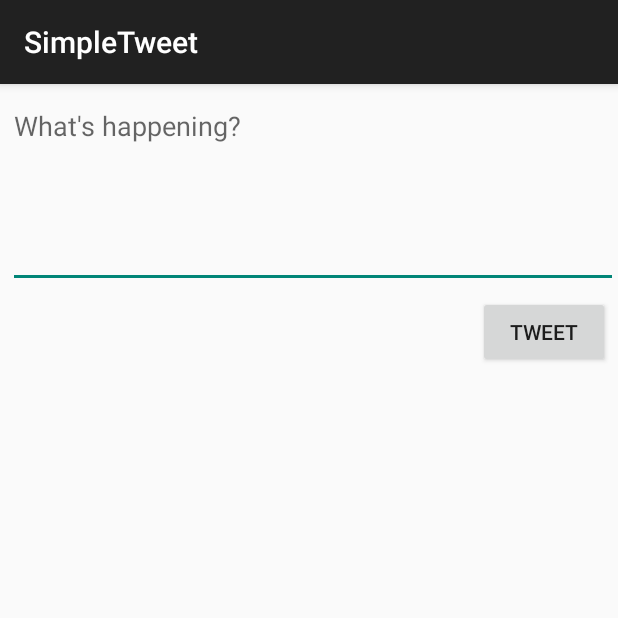
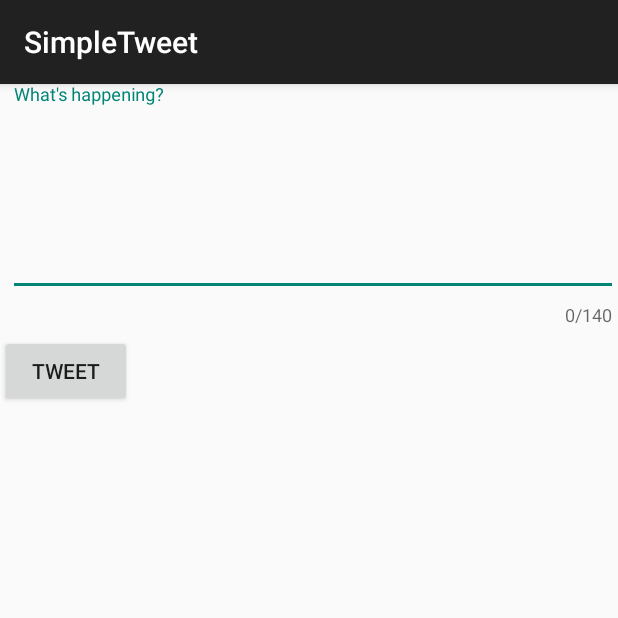
Before and after one commit to SJKABORE/SimpleTweet, an Android app: the TimelineActivity screen opened directly, with no data from a screen before it, after a tap on "Compose", on a phone screen of 412 x 824 dp, the top half of it. Run offline under Robolectric (Android 15) with nearby library versions, the phone set to English and light mode, and no system bars; our stand-ins replace Room's generated code; libraries missing offline, so code that uses them is left out: com.codepath.asynchttpclient, com.facebook.stetho, org.parceler; pictures from the network do not load; 2 statements that could not run were skipped.

Commit message:
Added tweet functionality, user taken back to home timeline functionality, tweet is inserted in home timeline functionality, and counter functionality

```diff
--- a/app/build.gradle
+++ b/app/build.gradle
@@ -58,4 +58,7 @@ dependencies {
     implementation "androidx.vectordrawable:vectordrawable-animated:1.0.0" // AnimatedVectorDrawableCompat
 
     implementation 'com.google.android.material:material:1.0.0'
+
+    implementation 'org.parceler:parceler-api:1.1.12'
+    annotationProcessor 'org.parceler:parceler:1.1.12'
 }
--- a/app/src/main/java/com/codepath/apps/restclienttemplate/ComposeActivity.java
+++ b/app/src/main/java/com/codepath/apps/restclienttemplate/ComposeActivity.java
@@ -2,23 +2,38 @@ package com.codepath.apps.restclienttemplate;
 
 import androidx.appcompat.app.AppCompatActivity;
 
+import android.content.Intent;
 import android.os.Bundle;
+import android.util.Log;
 import android.view.View;
 import android.widget.Button;
 import android.widget.EditText;
 import android.widget.Toast;
 
+import com.codepath.apps.restclienttemplate.models.Tweet;
+import com.codepath.asynchttpclient.callback.JsonHttpResponseHandler;
+
+import org.json.JSONException;
+import org.parceler.Parcels;
+
+import okhttp3.Headers;
+
 public class ComposeActivity extends AppCompatActivity {
 
+    public static final String TAG = "ComposeActivity";
     public static final int MAX_TWEET_LENGTH = 140;
 
     EditText etCompose;
     Button btnTweet;
 
+    TwitterClient client;
+
     @Override
     protected void onCreate(Bundle savedInstanceState) {
         super.onCreate(savedInstanceState);
         setContentView(R.layout.activity_compose);
+
+        client = TwitterApp.getRestClient(this);
 
         etCompose = findViewById(R.id.etCompose);
         btnTweet = findViewById(R.id.btnTweet);
@@ -39,6 +54,30 @@ public class ComposeActivity extends AppCompatActivity {
                 }
                 Toast.makeText(ComposeActivity.this, tweetContent, Toast.LENGTH_LONG).show();
                 // Make an API call to Twitter to publish the tweet
+                client.publishTweet(tweetContent, new JsonHttpResponseHandler() {
+                    @Override
+                    public void onSuccess(int statusCode, Headers headers, JSON json) {
+                        Log.i(TAG, "onSuccess to publish tweet");
+                        try {
+                            Tweet tweet = Tweet.fromJson(json.jsonObject);
+                            Log.i(TAG, "Published tweet says: " + tweet.body);
+                            Intent intent = new Intent();
+                            intent.putExtra("tweet", Parcels.wrap(tweet));
+                            // set result code and bundle data for response
+                            setResult(RESULT_OK, intent);
+                            // closes the activity, pass data to parent
+                            finish();
+                        } catch (JSONException e) {
+                            Log.e(TAG, "There was an error: " + e);
+                            //e.printStackTrace();
+                        }
+                    }
+
+                    @Override
+                    public void onFailure(int statusCode, Headers headers, String response, Throwable throwable) {
+                        Log.e(TAG, "onFailure to publish tweet", throwable);
+                    }
+                });
             }
         });
     }
--- a/app/src/main/java/com/codepath/apps/restclienttemplate/TimelineActivity.java
+++ b/app/src/main/java/com/codepath/apps/restclienttemplate/TimelineActivity.java
@@ -1,5 +1,6 @@
 package com.codepath.apps.restclienttemplate;
 
+import androidx.annotation.Nullable;
 import androidx.appcompat.app.AppCompatActivity;
 import androidx.recyclerview.widget.LinearLayoutManager;
 import androidx.recyclerview.widget.RecyclerView;
@@ -18,6 +19,7 @@ import com.codepath.asynchttpclient.callback.JsonHttpResponseHandler;
 
 import org.json.JSONArray;
 import org.json.JSONException;
+import org.parceler.Parcels;
 
 import java.util.ArrayList;
 import java.util.List;
@@ -27,6 +29,7 @@ import okhttp3.Headers;
 public class TimelineActivity extends AppCompatActivity {
 
     public static final String TAG = "TimelineActivity";
+    private final int REQUEST_CODE = 20;
 
     TwitterClient client;
     RecyclerView rvTweets;
@@ -118,10 +121,25 @@ public class TimelineActivity extends AppCompatActivity {
             //Toast.makeText(this, "Compose!", Toast.LENGTH_SHORT).show();
             // Navigate to the compose activity
             Intent intent = new Intent(this, ComposeActivity.class);
-            startActivity(intent);
+            startActivityForResult(intent, REQUEST_CODE);
             return true;
         }
         return super.onOptionsItemSelected(item);
+    }
+
+    @Override
+    protected void onActivityResult(int requestCode, int resultCode, @Nullable Intent data) {
+        if (requestCode == REQUEST_CODE && resultCode == RESULT_OK){
+            // Get data from the intent (tweet)
+            Tweet tweet = Parcels.unwrap(data.getParcelableExtra("tweet"));
+            // Update the RV with the tweet
+            // Modify data source of tweets
+            tweets.add(0, tweet);
+            // Update the adapter
+            adapter.notifyItemInserted(0);
+            rvTweets.smoothScrollToPosition(0);
+        }
+        super.onActivityResult(requestCode, resultCode, data);
     }
 
     private void populateHomeTimeline() {
--- a/app/src/main/java/com/codepath/apps/restclienttemplate/models/Tweet.java
+++ b/app/src/main/java/com/codepath/apps/restclienttemplate/models/Tweet.java
@@ -5,16 +5,21 @@ import com.codepath.apps.restclienttemplate.TimeFormatter;
 import org.json.JSONArray;
 import org.json.JSONException;
 import org.json.JSONObject;
+import org.parceler.Parcel;
 
 import java.util.ArrayList;
 import java.util.List;
 
+@Parcel
 public class Tweet {
 
     public String body;
     public String createdAt;
     public long id;
     public User user;
+
+    // empty constructor needed by the Parceler library
+    public Tweet() {}
 
     public static Tweet fromJson(JSONObject jsonObject) throws JSONException {
         Tweet tweet = new Tweet();
--- a/app/src/main/java/com/codepath/apps/restclienttemplate/models/User.java
+++ b/app/src/main/java/com/codepath/apps/restclienttemplate/models/User.java
@@ -2,12 +2,17 @@ package com.codepath.apps.restclienttemplate.models;
 
 import org.json.JSONException;
 import org.json.JSONObject;
+import org.parceler.Parcel;
 
+@Parcel
 public class User {
 
     public String name;
     public String screenName;
     public String profileImageUrl;
+
+    // empty constructor needed by the Parceler library
+    public User() {}
 
     public static User fromJson(JSONObject jsonObject) throws JSONException {
         User user = new User();
--- a/app/src/main/res/layout/activity_compose.xml
+++ b/app/src/main/res/layout/activity_compose.xml
@@ -7,14 +7,12 @@
     android:layout_height="match_parent"
     tools:context=".ComposeActivity">
 
-<!--    <com.google.android.material.textfield.TextInputLayout-->
-<!--        android:layout_width="match_parent"-->
-<!--        android:layout_height="wrap_content"-->
-<!--        app:counterEnabled="true"-->
-<!--        app:counterMaxLength="10"-->
-<!--        app:counterTextAppearance="@style/counterText"-->
-<!--        app:counterOverflowTextAppearance="@style/counterOverride"-->
-<!--        tools:ignore="MissingClass">-->
+    <com.google.android.material.textfield.TextInputLayout
+        android:layout_width="match_parent"
+        android:layout_height="wrap_content"
+        app:counterEnabled="true"
+        app:counterMaxLength="140"
+        tools:ignore="MissingClass">
 
         <EditText
             android:id="@+id/etCompose"
@@ -30,7 +28,6 @@
             android:inputType="textMultiLine"
             android:minLines="5" />
 
-
         <Button
             android:id="@+id/btnTweet"
             android:layout_width="wrap_content"
@@ -41,5 +38,5 @@
             android:layout_marginEnd="5dp"
             android:text="@string/tweet" />
 
-<!--    </com.google.android.material.textfield.TextInputLayout>-->
+    </com.google.android.material.textfield.TextInputLayout>
 </RelativeLayout>
```
Also changed, not shown: app/src/main/java/com/codepath/apps/restclienttemplate/TwitterClient.java (+8 -0 lines).
